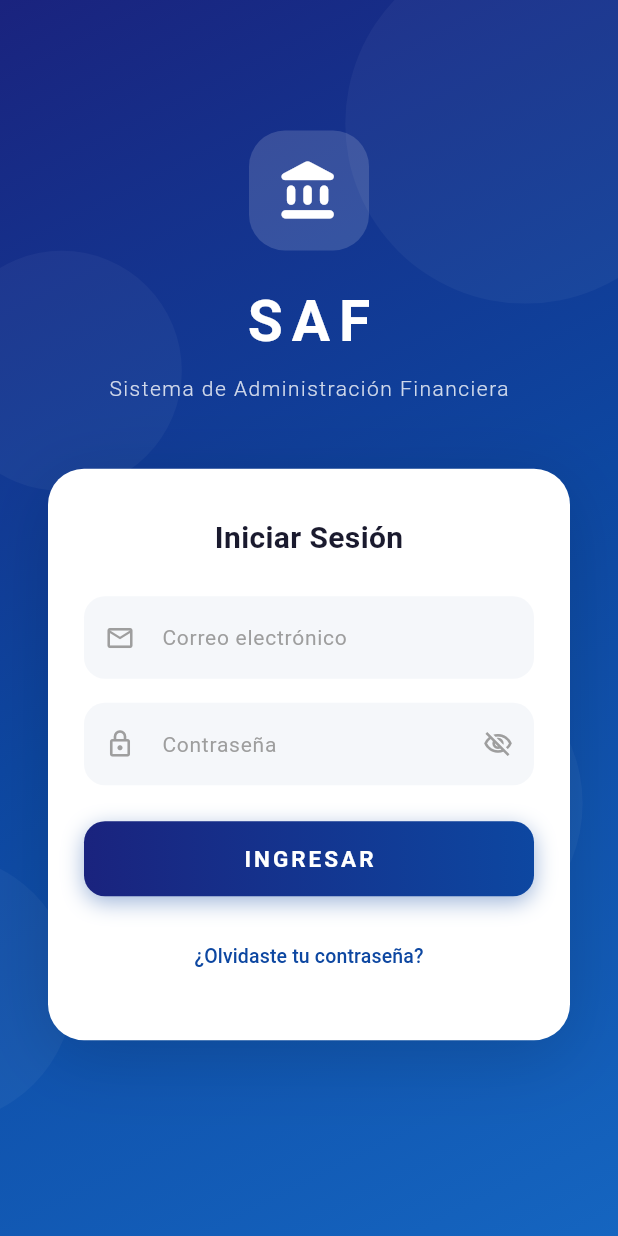
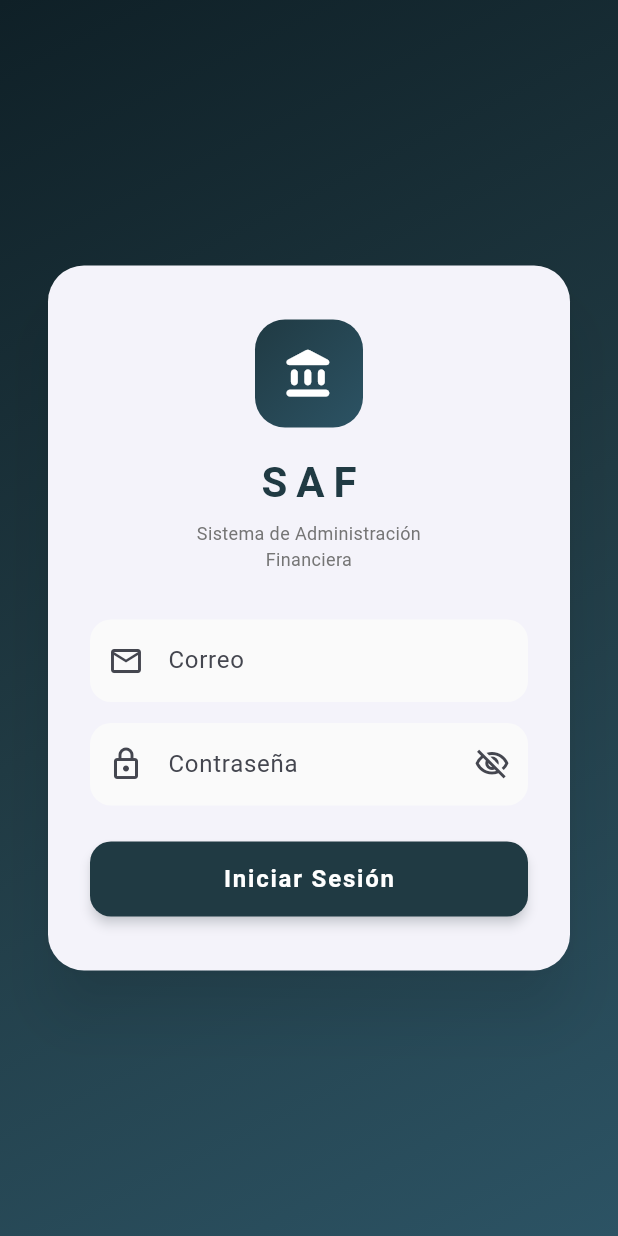
Before and after one commit to jairopabon2601-sketch/SAF-APP, a Flutter app: the screen it shows after launch, on a phone screen of 412 x 824 dp. Run offline on Flutter 3.47's test engine with Material 3 defaults, Android fonts, the light colour scheme and no system bars; our stand-ins replace shared_preferences; Roboto replaces fonts that are missing (SF Pro Display).

Commit message:
ajustes del login

```diff
--- a/saf_app/lib/screens/login_screen.dart
+++ b/saf_app/lib/screens/login_screen.dart
@@ -63,148 +63,94 @@ class _LoginScreenState extends State<LoginScreen> {
   @override
   Widget build(BuildContext context) {
     return Scaffold(
-      body: SingleChildScrollView(
-        child: SizedBox(
-          height: MediaQuery.of(context).size.height,
-          child: Stack(
-            children: [
-              _buildGradientBackground(),
-              SafeArea(
-                child: Column(
-                  children: [
-                    const Spacer(flex: 2),
-                    _buildHeader(),
-                    const Spacer(flex: 1),
-                    _buildLoginForm(),
-                    const Spacer(flex: 3),
-                  ],
+      body: Container(
+        decoration: const BoxDecoration(
+          gradient: LinearGradient(
+            colors: [Color(0xFF0F2027), Color(0xFF203A43), Color(0xFF2C5364)],
+            begin: Alignment.topLeft,
+            end: Alignment.bottomRight,
           ),
         ),
-            ],
+        child: Center(
+          child: SingleChildScrollView(
+            padding: const EdgeInsets.symmetric(horizontal: 28),
+            child: Card(
+              elevation: 16,
+              shadowColor: Colors.black45,
+              shape: RoundedRectangleBorder(
+                borderRadius: BorderRadius.circular(24),
               ),
-        ),
-      ),
-    );
-  }
-
-  Widget _buildGradientBackground() {
-    return Container(
-      decoration: const BoxDecoration(
-        gradient: LinearGradient(
-          begin: Alignment.topLeft,
-          end: Alignment.bottomRight,
-          colors: [
-            Color(0xFF1A237E),
-            Color(0xFF0D47A1),
-            Color(0xFF1565C0),
-          ],
-        ),
-      ),
-      child: CustomPaint(
-        painter: _BackgroundCirclesPainter(),
-        size: Size.infinite,
-      ),
-    );
-  }
-
-  Widget _buildHeader() {
-    return Column(
+              child: Padding(
+                padding: const EdgeInsets.symmetric(horizontal: 28, vertical: 36),
+                child: Form(
+                  key: _formKey,
+                  child: Column(
                     mainAxisSize: MainAxisSize.min,
                     children: [
                       Container(
-          width: 80,
-          height: 80,
+                        width: 72,
+                        height: 72,
                         decoration: BoxDecoration(
-            color: Colors.white.withOpacity(0.15),
-            borderRadius: BorderRadius.circular(24),
+                          gradient: const LinearGradient(
+                            colors: [Color(0xFF203A43), Color(0xFF2C5364)],
+                            begin: Alignment.topLeft,
+                            end: Alignment.bottomRight,
+                          ),
+                          borderRadius: BorderRadius.circular(20),
                         ),
                         child: const Icon(
                           Icons.account_balance_rounded,
-            size: 44,
+                          size: 36,
                           color: Colors.white,
                         ),
                       ),
-        const SizedBox(height: 20),
+                      const SizedBox(height: 16),
                       const Text(
-          'SAF',
+                        "SAF",
                         style: TextStyle(
-            fontSize: 38,
+                          fontSize: 28,
                           fontWeight: FontWeight.bold,
-            color: Colors.white,
                           letterSpacing: 6,
+                          color: Color(0xFF203A43),
                         ),
                       ),
-        const SizedBox(height: 8),
+                      const SizedBox(height: 6),
                       Text(
-          'Sistema de Administración Financiera',
+                        "Sistema de Administración\nFinanciera",
+                        textAlign: TextAlign.center,
                         style: TextStyle(
-            fontSize: 14,
-            color: Colors.white.withOpacity(0.8),
-            fontWeight: FontWeight.w300,
-            letterSpacing: 1,
+                          fontSize: 12,
+                          color: Colors.grey.shade600,
+                          height: 1.4,
                         ),
                       ),
-      ],
-    );
-  }
+                      const SizedBox(height: 32),
 
-  Widget _buildLoginForm() {
-    return Padding(
-      padding: const EdgeInsets.symmetric(horizontal: 32),
-      child: Form(
-        key: _formKey,
-        child: Container(
-          padding: const EdgeInsets.symmetric(horizontal: 24, vertical: 32),
-          decoration: BoxDecoration(
-            color: Colors.white,
-            borderRadius: BorderRadius.circular(24),
-            boxShadow: [
-              BoxShadow(
-                color: Colors.black.withOpacity(0.15),
-                blurRadius: 40,
-                offset: const Offset(0, 10),
-              ),
-            ],
-          ),
-          child: Column(
-            mainAxisSize: MainAxisSize.min,
-            children: [
-              const Text(
-                'Iniciar Sesión',
-                style: TextStyle(
-                  fontSize: 20,
-                  fontWeight: FontWeight.w600,
-                  color: Color(0xFF1A1A2E),
-                ),
-              ),
-              const SizedBox(height: 24),
-              _buildEmailField(),
-              const SizedBox(height: 16),
-              _buildPasswordField(),
-              if (_errorMessage != null) ...[
-                const SizedBox(height: 12),
-                _buildErrorBanner(),
-              ],
-              const SizedBox(height: 24),
-              _buildLoginButton(),
-              const SizedBox(height: 16),
-              _buildForgotPassword(),
-            ],
-          ),
-        ),
-      ),
-    );
-  }
-
-  Widget _buildEmailField() {
-    return TextFormField(
+                      TextFormField(
                         controller: _emailController,
                         keyboardType: TextInputType.emailAddress,
                         autocorrect: false,
                         style: const TextStyle(fontSize: 15),
-      decoration: _inputDecoration(
-        label: 'Correo electrónico',
-        icon: Icons.email_outlined,
+                        decoration: InputDecoration(
+                          labelText: "Correo",
+                          prefixIcon: const Icon(Icons.email_outlined),
+                          filled: true,
+                          fillColor: Colors.grey.shade50,
+                          border: OutlineInputBorder(
+                            borderRadius: BorderRadius.circular(14),
+                            borderSide: BorderSide.none,
+                          ),
+                          focusedBorder: OutlineInputBorder(
+                            borderRadius: BorderRadius.circular(14),
+                            borderSide: const BorderSide(
+                              color: Color(0xFF2C5364),
+                              width: 1.5,
+                            ),
+                          ),
+                          contentPadding: const EdgeInsets.symmetric(
+                            horizontal: 16,
+                            vertical: 16,
+                          ),
                         ),
                         validator: (value) {
                           if (value == null || value.trim().isEmpty) {
@@ -215,24 +161,41 @@ class _LoginScreenState extends State<LoginScreen> {
                           }
                           return null;
                         },
-    );
-  }
+                      ),
+                      const SizedBox(height: 14),
 
-  Widget _buildPasswordField() {
-    return TextFormField(
+                      TextFormField(
                         controller: _passwordController,
                         obscureText: _obscurePassword,
                         style: const TextStyle(fontSize: 15),
-      decoration: _inputDecoration(
-        label: 'Contraseña',
-        icon: Icons.lock_outlined,
+                        decoration: InputDecoration(
+                          labelText: "Contraseña",
+                          prefixIcon: const Icon(Icons.lock_outlined),
+                          filled: true,
+                          fillColor: Colors.grey.shade50,
+                          border: OutlineInputBorder(
+                            borderRadius: BorderRadius.circular(14),
+                            borderSide: BorderSide.none,
+                          ),
+                          focusedBorder: OutlineInputBorder(
+                            borderRadius: BorderRadius.circular(14),
+                            borderSide: const BorderSide(
+                              color: Color(0xFF2C5364),
+                              width: 1.5,
+                            ),
+                          ),
+                          contentPadding: const EdgeInsets.symmetric(
+                            horizontal: 16,
+                            vertical: 16,
+                          ),
                           suffixIcon: IconButton(
                             icon: Icon(
-            _obscurePassword ? Icons.visibility_off_outlined : Icons.visibility_outlined,
-            color: const Color(0xFF9E9E9E),
-            size: 20,
+                              _obscurePassword
+                                  ? Icons.visibility_off_outlined
+                                  : Icons.visibility_outlined,
                             ),
-          onPressed: () => setState(() => _obscurePassword = !_obscurePassword),
+                            onPressed: () => setState(
+                                () => _obscurePassword = !_obscurePassword),
                           ),
                         ),
                         validator: (value) {
@@ -241,20 +204,26 @@ class _LoginScreenState extends State<LoginScreen> {
                           }
                           return null;
                         },
-    );
-  }
+                      ),
 
-  Widget _buildErrorBanner() {
-    return Container(
+                      if (_errorMessage != null) ...[
+                        const SizedBox(height: 14),
+                        Container(
                           width: double.infinity,
-      padding: const EdgeInsets.symmetric(horizontal: 14, vertical: 10),
+                          padding: const EdgeInsets.symmetric(
+                              horizontal: 14, vertical: 10),
                           decoration: BoxDecoration(
                             color: const Color(0xFFFCE4EC),
                             borderRadius: BorderRadius.circular(12),
+                            border: Border.all(
+                              color: const Color(0xFFEF9A9A),
+                              width: 0.5,
+                            ),
                           ),
                           child: Row(
                             children: [
-          const Icon(Icons.error_outline, color: Color(0xFFC62828), size: 18),
+                              const Icon(Icons.error_outline,
+                                  color: Color(0xFFC62828), size: 18),
                               const SizedBox(width: 8),
                               Expanded(
                                 child: Text(
@@ -262,40 +231,31 @@ class _LoginScreenState extends State<LoginScreen> {
                                   style: const TextStyle(
                                     color: Color(0xFFC62828),
                                     fontSize: 13,
+                                    fontWeight: FontWeight.w500,
                                   ),
                                 ),
                               ),
                             ],
                           ),
-    );
-  }
+                        ),
+                      ],
 
-  Widget _buildLoginButton() {
-    return SizedBox(
+                      const SizedBox(height: 24),
+
+                      SizedBox(
                         width: double.infinity,
                         height: 50,
-      child: DecoratedBox(
-        decoration: BoxDecoration(
-          borderRadius: BorderRadius.circular(14),
-          gradient: const LinearGradient(
-            colors: [Color(0xFF1A237E), Color(0xFF0D47A1)],
-          ),
-          boxShadow: [
-            BoxShadow(
-              color: const Color(0xFF0D47A1).withOpacity(0.4),
-              blurRadius: 12,
-              offset: const Offset(0, 4),
-            ),
-          ],
-        ),
                         child: ElevatedButton(
                           onPressed: _isLoading ? null : _login,
                           style: ElevatedButton.styleFrom(
-            backgroundColor: Colors.transparent,
-            shadowColor: Colors.transparent,
+                            backgroundColor: const Color(0xFF203A43),
+                            foregroundColor: Colors.white,
+                            disabledBackgroundColor: const Color(0xFF203A43).withOpacity(0.6),
                             shape: RoundedRectangleBorder(
                               borderRadius: BorderRadius.circular(14),
                             ),
+                            elevation: 3,
+                            shadowColor: const Color(0xFF203A43).withOpacity(0.4),
                           ),
                           child: _isLoading
                               ? const SizedBox(
@@ -307,75 +267,23 @@ class _LoginScreenState extends State<LoginScreen> {
                                   ),
                                 )
                               : const Text(
-                  'INGRESAR',
+                                  "Iniciar Sesión",
                                   style: TextStyle(
-                    fontSize: 15,
+                                    fontSize: 16,
                                     fontWeight: FontWeight.w600,
-                    color: Colors.white,
-                    letterSpacing: 2,
+                                    letterSpacing: 1.2,
+                                  ),
+                                ),
+                        ),
+                      ),
+                    ],
+                  ),
+                ),
+              ),
             ),
           ),
         ),
       ),
     );
   }
-
-  Widget _buildForgotPassword() {
-    return TextButton(
-      onPressed: () {},
-      child: const Text(
-        '¿Olvidaste tu contraseña?',
-        style: TextStyle(
-          color: Color(0xFF0D47A1),
-          fontSize: 13,
-          fontWeight: FontWeight.w500,
-        ),
-      ),
-    );
 }
-
-  InputDecoration _inputDecoration({
-    required String label,
-    required IconData icon,
-    Widget? suffixIcon,
-  }) {
-    return InputDecoration(
-      labelText: label,
-      labelStyle: const TextStyle(color: Color(0xFF9E9E9E), fontSize: 14),
-      prefixIcon: Icon(icon, color: const Color(0xFF9E9E9E), size: 20),
-      suffixIcon: suffixIcon,
-      filled: true,
-      fillColor: const Color(0xFFF5F7FA),
-      border: OutlineInputBorder(
-        borderRadius: BorderRadius.circular(14),
-        borderSide: BorderSide.none,
-      ),
-      focusedBorder: OutlineInputBorder(
-        borderRadius: BorderRadius.circular(14),
-        borderSide: const BorderSide(color: Color(0xFF0D47A1), width: 1.5),
-      ),
-      errorBorder: OutlineInputBorder(
-        borderRadius: BorderRadius.circular(14),
-        borderSide: const BorderSide(color: Color(0xFFC62828), width: 1),
-      ),
-      contentPadding: const EdgeInsets.symmetric(horizontal: 16, vertical: 16),
-    );
-  }
-}
-
-class _BackgroundCirclesPainter extends CustomPainter {
-  @override
-  void paint(Canvas canvas, Size size) {
-    final paint = Paint()
-      ..color = Colors.white.withOpacity(0.04)
-      ..style = PaintingStyle.fill;
-
-    canvas.drawCircle(Offset(size.width * 0.85, size.height * 0.1), 120, paint);
-    canvas.drawCircle(Offset(size.width * 0.1, size.height * 0.3), 80, paint);
-    canvas.drawCircle(Offset(size.width * 0.7, size.height * 0.65), 100, paint);
-    canvas.drawCircle(Offset(size.width * -0.1, size.height * 0.8), 90, paint);
-  }
-
-  @override
-  bool shouldRepaint(covariant CustomPainter oldDelegate) => false;
-}
```
Lines whose indentation alone changed are shown as unchanged.
